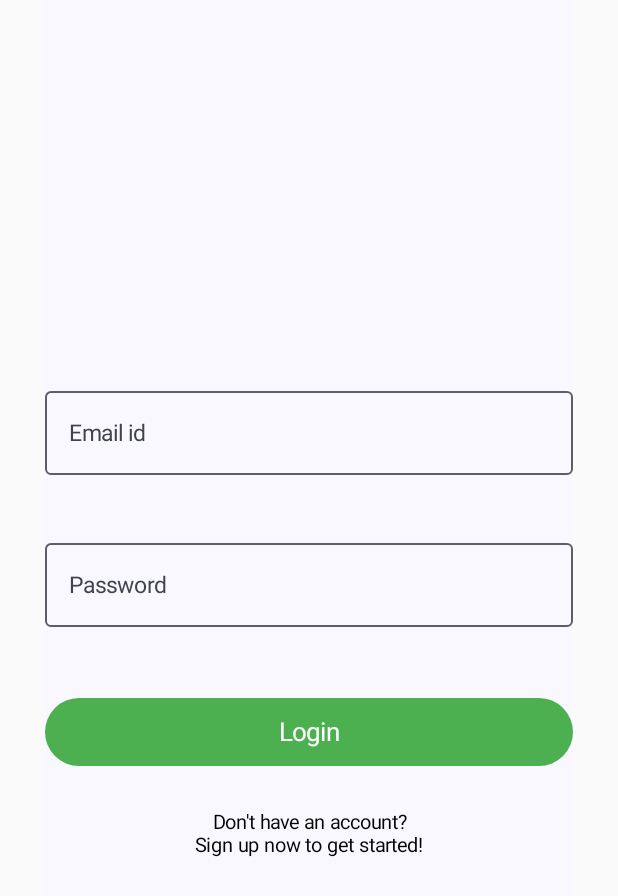
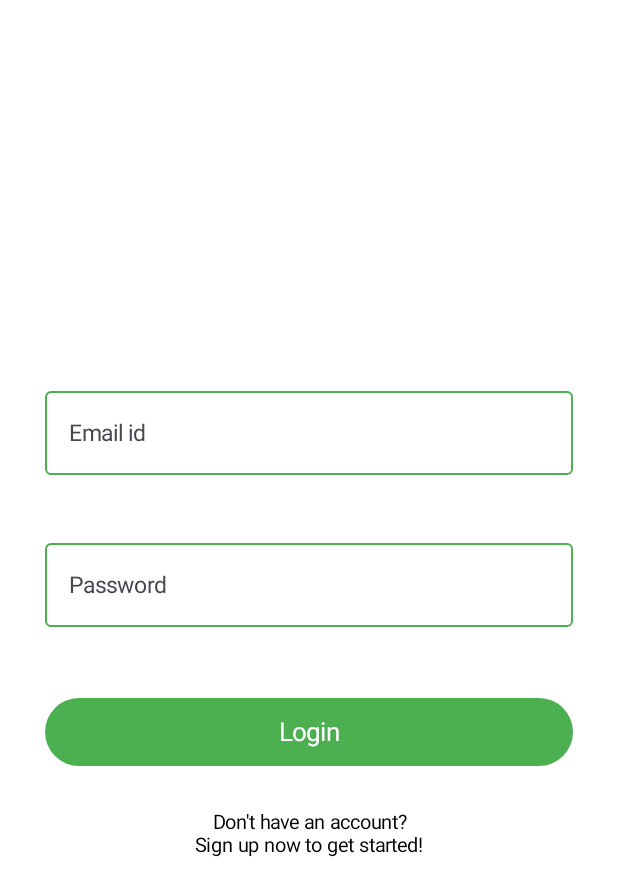
Before and after one commit to saurabhpra03/simple_invoice, an Android app built with Jetpack Compose: the screen it shows after launch (AuthActivity), on a phone screen of 412 x 824 dp. Shown: the top 896 px of the screen. Run offline under Robolectric (Android 15) with nearby library versions, the phone set to English and light mode, and no system bars.

Commit message:
Theme setup

```diff
--- a/app/src/main/java/com/simple/invoice/common/AppField.kt
+++ b/app/src/main/java/com/simple/invoice/common/AppField.kt
@@ -11,6 +11,7 @@ import androidx.compose.material.icons.filled.Visibility
 import androidx.compose.material.icons.filled.VisibilityOff
 import androidx.compose.material3.Icon
 import androidx.compose.material3.IconButton
+import androidx.compose.material3.MaterialTheme
 import androidx.compose.material3.OutlinedTextField
 import androidx.compose.material3.Text
 import androidx.compose.runtime.Composable
@@ -89,8 +90,7 @@ fun AppField(
             textStyle = TextStyle(
                 fontSize = 15.sp,
                 fontStyle = FontStyle.Normal,
-                fontWeight = FontWeight.Normal,
-                color = Black,
+                fontWeight = FontWeight.Normal
             )
 
         )
@@ -103,7 +103,7 @@ fun AppField(
                 fontSize = 12.sp,
                 fontStyle = FontStyle.Normal,
                 fontWeight = FontWeight.Normal,
-                color = Red
+                color = MaterialTheme.colorScheme.error
             )
         )
     }
--- a/app/src/main/java/com/simple/invoice/ui/theme/Color.kt
+++ b/app/src/main/java/com/simple/invoice/ui/theme/Color.kt
@@ -7,8 +7,6 @@ val PurpleGrey80 = Color(0xFFCCC2DC)
 val Pink80 = Color(0xFFEFB8C8)
 
 val Green = Color(0xFF4CAF50)
-val PurpleGrey40 = Color(0xFF625b71)
-val Pink40 = Color(0xFF7D5260)
 val White = Color(0xFFFFFFFF)
 val Red = Color(0xFFFF0000)
 val Black = Color(0xFF000000)
--- a/app/src/main/java/com/simple/invoice/ui/theme/Theme.kt
+++ b/app/src/main/java/com/simple/invoice/ui/theme/Theme.kt
@@ -18,9 +18,14 @@ private val DarkColorScheme = darkColorScheme(
 
 private val LightColorScheme = lightColorScheme(
     primary = Green,
-    secondary = PurpleGrey40,
-    tertiary = Pink40,
-    background = White
+    onPrimary = White,
+    background = White,
+    onBackground = Black,
+    surface = White,
+    onSurface = Black,
+    outline = Green,
+    error = Red,
+    onError = White
 
     /* Other default colors to override
     background = Color(0xFFFFFBFE),
@@ -40,15 +45,8 @@ fun SimpleInvoiceTheme(
     dynamicColor: Boolean = true,
     content: @Composable () -> Unit
 ) {
-    val colorScheme = when {
-        dynamicColor && Build.VERSION.SDK_INT >= Build.VERSION_CODES.S -> {
-            val context = LocalContext.current
-            if (darkTheme) dynamicDarkColorScheme(context) else dynamicLightColorScheme(context)
-        }
 
-        darkTheme -> DarkColorScheme
-        else -> LightColorScheme
-    }
+    val colorScheme = if(darkTheme) DarkColorScheme else LightColorScheme
 
     MaterialTheme(
         colorScheme = colorScheme,
--- a/app/src/main/java/com/simple/invoice/ui/view/auth/AuthActivity.kt
+++ b/app/src/main/java/com/simple/invoice/ui/view/auth/AuthActivity.kt
@@ -3,8 +3,10 @@ package com.simple.invoice.ui.view.auth
 import android.os.Bundle
 import androidx.activity.ComponentActivity
 import androidx.activity.compose.setContent
+import androidx.compose.foundation.background
 import androidx.compose.foundation.layout.fillMaxSize
 import androidx.compose.foundation.layout.padding
+import androidx.compose.material3.MaterialTheme
 import androidx.compose.material3.Surface
 import androidx.compose.ui.Modifier
 import androidx.compose.ui.unit.dp
@@ -22,11 +24,12 @@ class AuthActivity : ComponentActivity() {
             val navController = rememberNavController()
 
             SimpleInvoiceTheme(
-                darkTheme = false
+                darkTheme = false,
             ) {
                 Surface(
                     modifier = Modifier
                         .fillMaxSize()
+                        .background(color = MaterialTheme.colorScheme.background)
                         .padding(horizontal = 30.dp)
                 ) {
 
--- a/app/src/main/java/com/simple/invoice/ui/view/auth/Login.kt
+++ b/app/src/main/java/com/simple/invoice/ui/view/auth/Login.kt
@@ -61,8 +61,7 @@ fun LoginScreen(navController: NavController) {
     }
 
     Column(
-        modifier = Modifier
-            .fillMaxSize(),
+        modifier = Modifier.fillMaxSize(),
         verticalArrangement = Arrangement.Center,
         horizontalAlignment = Alignment.CenterHorizontally
     ) {
```
